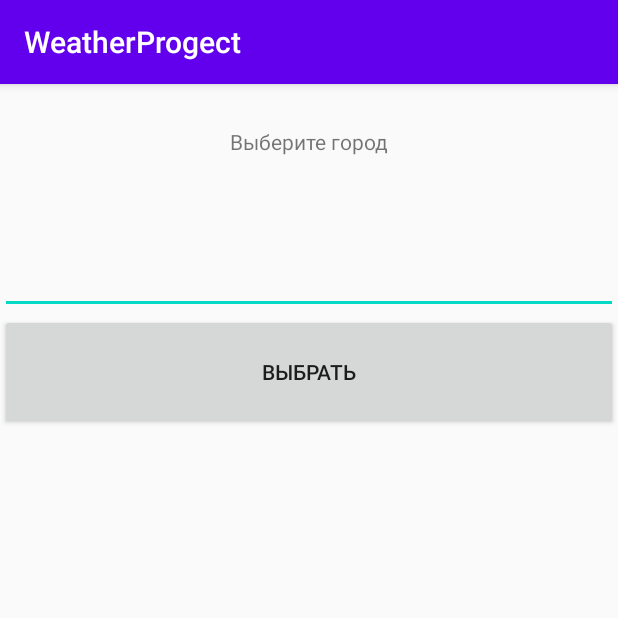
After one commit to Vladimir198403/WeatherProject, an Android app: the ChoiceSity screen opened directly, with no data from a screen before it, on a phone screen of 412 x 824 dp, the top half of it. The commit adds this screen. Run offline under Robolectric (Android 15) with nearby library versions, the phone set to English and light mode, and no system bars.

Commit message:
commit2508_1310

```diff
--- a/app/src/main/AndroidManifest.xml
+++ b/app/src/main/AndroidManifest.xml
@@ -9,7 +9,8 @@
         android:roundIcon="@mipmap/ic_launcher_round"
         android:supportsRtl="true"
         android:theme="@style/AppTheme">
-        <activity android:name=".LenguageSet"></activity>
+        <activity android:name=".ChoiceSity"></activity>
+        <activity android:name=".LenguageSet" />
         <activity android:name=".MainActivity">
             <intent-filter>
                 <action android:name="android.intent.action.MAIN" />
--- /dev/null
+++ b/app/src/main/java/com/volodin/weatherprogect/ChoiceSity.java
@@ -0,0 +1,42 @@
+package com.volodin.weatherprogect;
+
+import androidx.appcompat.app.AppCompatActivity;
+
+import android.content.Intent;
+import android.os.Bundle;
+import android.view.View;
+import android.widget.ArrayAdapter;
+import android.widget.AutoCompleteTextView;
+import android.widget.Button;
+import android.widget.EditText;
+
+public class ChoiceSity extends AppCompatActivity implements Constants {
+
+    String[] city = {"Москва", "Санкт-Петербург", "Новосибирск", "Екатеринбург", "Нижний Новгород", "Казань", "Челябинск", "Омск", "Самара",
+            "Ростов-на-Дону", "Уфа", "Красноярск", "Воронеж", "Пермь", "Волгоград"};
+
+    Button choiceCity;
+
+    @Override
+    protected void onCreate(Bundle savedInstanceState) {
+        super.onCreate(savedInstanceState);
+        setContentView(R.layout.activity_choice_sity);
+
+        AutoCompleteTextView cityArray = (AutoCompleteTextView) findViewById(R.id.sityArr);
+        ArrayAdapter<String> adapter = new ArrayAdapter<String>(this, R.layout.support_simple_spinner_dropdown_item, city);
+        cityArray.setAdapter(adapter);
+    }
+
+    public void ChoiseCity(View view) {
+        choiceCity = (Button)findViewById(R.id.buttonChoiseCity);
+        choiceCity.setOnClickListener(new View.OnClickListener() {
+            @Override
+            public void onClick(View view) {
+                AutoCompleteTextView txt = ChoiceSity.this.findViewById(R.id.sityArr);
+                Intent intent = new Intent(ChoiceSity.this,MainActivity.class);
+                intent.putExtra(SITY, txt.getText().toString());
+                startActivity(intent);
+            }
+        });
+    }
+}
--- /dev/null
+++ b/app/src/main/java/com/volodin/weatherprogect/Constants.java
@@ -0,0 +1,6 @@
+package com.volodin.weatherprogect;
+
+public interface Constants {
+    String LENG = "LENG";
+    String SITY = "SITY";
+}
--- a/app/src/main/java/com/volodin/weatherprogect/SettingsActivity.java
+++ b/app/src/main/java/com/volodin/weatherprogect/SettingsActivity.java
@@ -10,7 +10,7 @@ import android.view.View;
 import android.widget.Button;
 import android.widget.Toast;
 
-public class SettingsActivity extends AppCompatActivity {
+public class SettingsActivity extends AppCompatActivity implements Constants {
 
     Button toWeather;
     Button toLenguage;
--- /dev/null
+++ b/app/src/main/res/layout/activity_choice_sity.xml
@@ -0,0 +1,65 @@
+<?xml version="1.0" encoding="utf-8"?>
+<androidx.constraintlayout.widget.ConstraintLayout xmlns:android="http://schemas.android.com/apk/res/android"
+    xmlns:app="http://schemas.android.com/apk/res-auto"
+    xmlns:tools="http://schemas.android.com/tools"
+    android:layout_width="match_parent"
+    android:layout_height="match_parent"
+    tools:context=".ChoiceSity">
+
+    <TextView
+        android:id="@+id/textViewChoiceSity"
+        android:layout_width="0dp"
+        android:layout_height="0dp"
+        android:gravity="center"
+        android:text="@string/textViewChoiceSity"
+        app:layout_constraintBottom_toTopOf="@+id/guideline9"
+        app:layout_constraintEnd_toEndOf="parent"
+        app:layout_constraintStart_toStartOf="parent"
+        app:layout_constraintTop_toTopOf="parent" />
+
+    <androidx.constraintlayout.widget.Guideline
+        android:id="@+id/guideline9"
+        android:layout_width="wrap_content"
+        android:layout_height="wrap_content"
+        android:orientation="horizontal"
+        app:layout_constraintGuide_percent="0.1" />
+
+    <AutoCompleteTextView
+        android:id="@+id/sityArr"
+        android:layout_width="0dp"
+        android:layout_height="0dp"
+        android:completionHint="Введите город"
+        android:completionThreshold="1"
+        android:inputType="textCapWords"
+        app:layout_constraintBottom_toTopOf="@+id/guideline10"
+        app:layout_constraintEnd_toEndOf="parent"
+        app:layout_constraintStart_toStartOf="parent"
+        app:layout_constraintTop_toBottomOf="@+id/textViewChoiceSity"
+        tools:ignore="MissingConstraints" />
+
+    <androidx.constraintlayout.widget.Guideline
+        android:id="@+id/guideline10"
+        android:layout_width="wrap_content"
+        android:layout_height="wrap_content"
+        android:orientation="horizontal"
+        app:layout_constraintGuide_percent="0.2" />
+
+    <Button
+        android:id="@+id/buttonChoiseCity"
+        android:layout_width="0dp"
+        android:layout_height="0dp"
+        android:text="@string/buttonChoiseCity"
+        android:onClick="ChoiseCity"
+        app:layout_constraintBottom_toTopOf="@+id/guideline11"
+        app:layout_constraintEnd_toEndOf="parent"
+        app:layout_constraintStart_toStartOf="parent"
+        app:layout_constraintTop_toTopOf="@+id/guideline10"
+        tools:ignore="OnClick" />
+
+    <androidx.constraintlayout.widget.Guideline
+        android:id="@+id/guideline11"
+        android:layout_width="wrap_content"
+        android:layout_height="wrap_content"
+        android:orientation="horizontal"
+        app:layout_constraintGuide_percent="0.3" />
+</androidx.constraintlayout.widget.ConstraintLayout>
--- a/app/src/main/res/layout/activity_main.xml
+++ b/app/src/main/res/layout/activity_main.xml
@@ -250,6 +250,7 @@
                     style="@style/Widget.AppCompat.Button.Borderless"
                     android:layout_width="0dp"
                     android:layout_height="match_parent"
+                    android:onClick="toChoiceSity"
                     android:layout_weight="1"
                     android:clickable="true"
                     android:stateListAnimator="@null"
--- a/app/src/main/res/values/strings.xml
+++ b/app/src/main/res/values/strings.xml
@@ -33,6 +33,8 @@
     <string name="selectLen">Выбрать язык</string>
     <string name="textViewlen2">Вы изменили язык на </string>
     <string name="textViewLen3"></string>
+    <string name="textViewChoiceSity">Выберите город</string>
+    <string name="buttonChoiseCity">Выбрать</string>
 
 
 </resources>
```
Also changed, not shown: app/src/main/java/com/volodin/weatherprogect/LenguageSet.java (+42 -29 lines), app/src/main/java/com/volodin/weatherprogect/MainActivity.java (+25 -2 lines).
